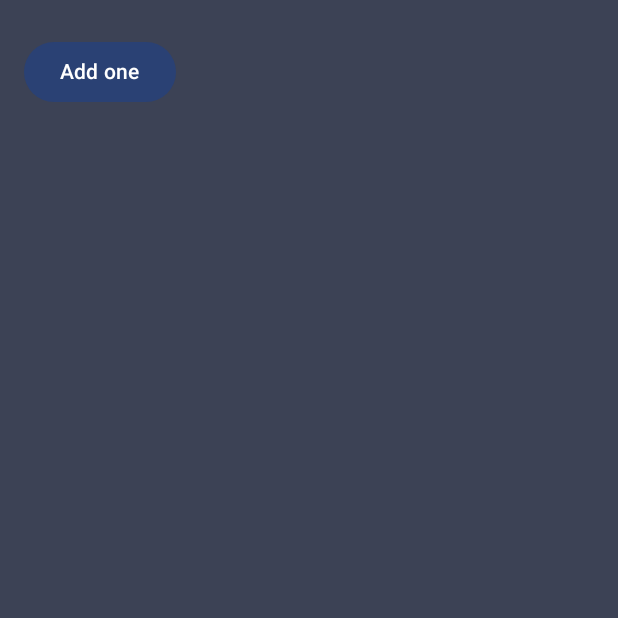
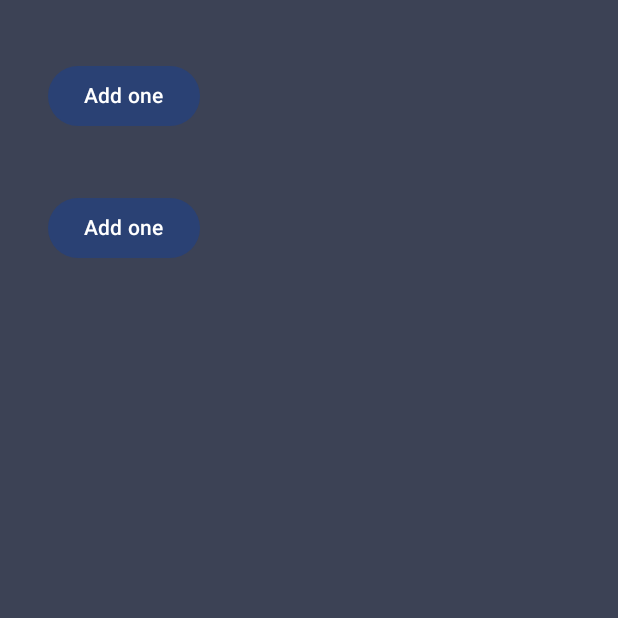
Before and after one commit to valientinx/LocalMediaStoreSync, an Android app built with Jetpack Compose: the screen it shows after launch (MainActivity), on a phone screen of 412 x 824 dp, the top half of it. Run offline under Robolectric (Android 15) with nearby library versions, the phone set to English and light mode, and no system bars.

Commit message:
lectia 9

```diff
--- a/app/src/main/java/com/my/homecloud/ui/watercounter/WaterCounter.kt
+++ b/app/src/main/java/com/my/homecloud/ui/watercounter/WaterCounter.kt
@@ -11,7 +11,9 @@ import androidx.compose.runtime.mutableStateOf
 import androidx.compose.ui.Modifier
 import androidx.compose.ui.unit.dp
 import androidx.compose.runtime.getValue
+import androidx.compose.runtime.mutableIntStateOf
 import androidx.compose.runtime.remember
+import androidx.compose.runtime.saveable.rememberSaveable
 import androidx.compose.runtime.setValue
 
 
@@ -19,7 +21,7 @@ import androidx.compose.runtime.setValue
 fun WaterCounter(modifier: Modifier = Modifier) {
 
     Column(modifier = modifier.padding(16.dp)) {
-        var count by remember {mutableStateOf(0)}
+        var count by rememberSaveable {mutableStateOf(0)}
         if (count > 3) {
             Text(
                 text = "You've had ${count} glasses.",
@@ -33,6 +35,29 @@ fun WaterCounter(modifier: Modifier = Modifier) {
 }
 
 @Composable
+fun StatelessCounter(title: String, count: Int, onIncrement: () -> Unit, modifier: Modifier = Modifier) {
+    Column(modifier = modifier.padding(16.dp)) {
+        if (count > 0) {
+            Text("You've had $count glasses of $title")
+        }
+        Button(onClick = onIncrement, Modifier.padding(top = 8.dp), enabled = count < 10) {
+            Text("Add one")
+        }
+    }
+}
+
+@Composable
+fun StatefullCounter(modifier: Modifier = Modifier) {
+    var count by rememberSaveable { mutableIntStateOf(0) }
+    var juiceCount by remember { mutableStateOf(0) }
+    StatelessCounter(title = "water", count = count, onIncrement = { count++ }, modifier.padding(0.dp,0.dp,0.dp,0.dp))
+    StatelessCounter(title = "juice", count = juiceCount, onIncrement = { juiceCount++ }, modifier.padding(0.dp,0.dp,0.dp,0.dp))
+}
+
+@Composable
 fun WellnessScreen(modifier: Modifier = Modifier) {
-    WaterCounter(modifier)
+    Column(modifier = modifier.padding(16.dp)) {
+//        WaterCounter(modifier)
+        StatefullCounter(modifier)
+    }
 }
```
Also changed, not shown: app/src/main/java/com/my/homecloud/ui/watercounter/WellnessTaskItem.kt (added, +32 -0 lines).
